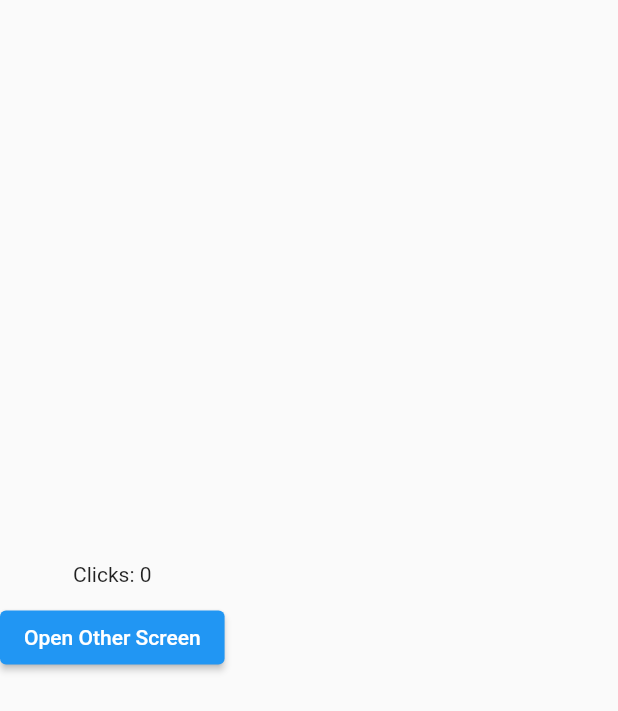
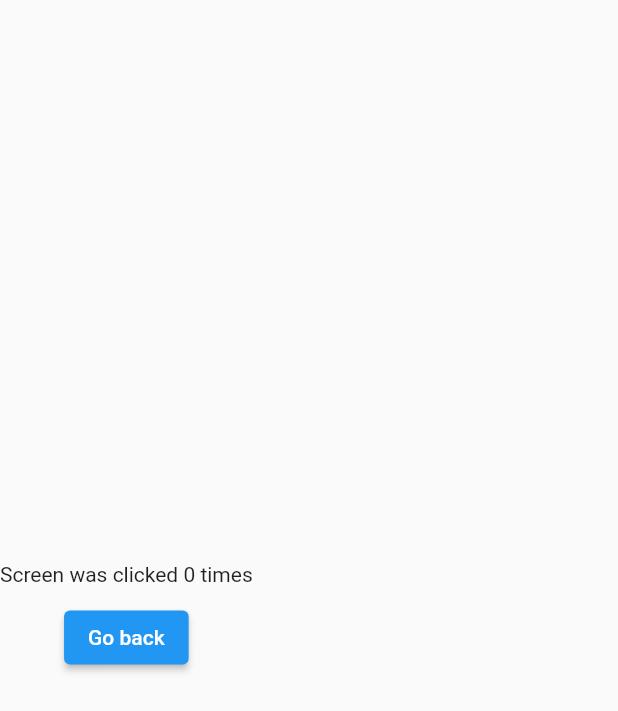
Before and after one commit to joelcorey/a_flutter_test_app, a Flutter app: the HomeScreen screen opened directly, after a tap on "Open Other Screen", on a phone screen of 412 x 824 dp. Shown: the top 711 px of the screen. Run offline on Flutter 3.47's test engine with Material 2 defaults, Android fonts, the phone set to English and light mode, and no system bars; our stand-ins replace get.

Commit message:
scaffold other

```diff
--- a/lib/screens/home.dart
+++ b/lib/screens/home.dart
@@ -1,6 +1,7 @@
 import 'package:flutter/material.dart';
 import 'package:get/get.dart';
 import 'package:test_app/controller/counterController.dart';
+import 'package:test_app/screens/other.dart';
 
 class HomeScreen extends StatelessWidget {
   final CounterContoller counterContoller = Get.put(CounterContoller());
@@ -14,7 +15,7 @@ class HomeScreen extends StatelessWidget {
           Text("Clicks: ${counterContoller.counter.value}"),
           SizedBox(height: 10),
           ElevatedButton(onPressed: (){
-
+            Get.to(OtherScreen());
           }, child: Text("Open Other Screen"))
         ],
       )
--- a/lib/screens/other.dart
+++ b/lib/screens/other.dart
@@ -0,0 +1,24 @@
+import 'package:flutter/material.dart';
+import 'package:get/get.dart';
+import 'package:test_app/controller/counterController.dart';
+
+
+class OtherScreen extends StatelessWidget {
+  final CounterContoller _counterContoller = Get.find();
+
+  @override
+  Widget build(BuildContext context) {
+    return Scaffold(
+      body: Column(
+        mainAxisAlignment: MainAxisAlignment.center,
+        children: [
+          Text("Screen was clicked ${_counterContoller.counter.value} times"),
+          SizedBox(height: 10),
+          ElevatedButton(onPressed: (){
+            Get.back();
+          }, child: Text("Go back"))
+        ],
+      )
+    );
+  }
+}
```
Also changed, not shown: lib/main.dart (+6 -13 lines).
